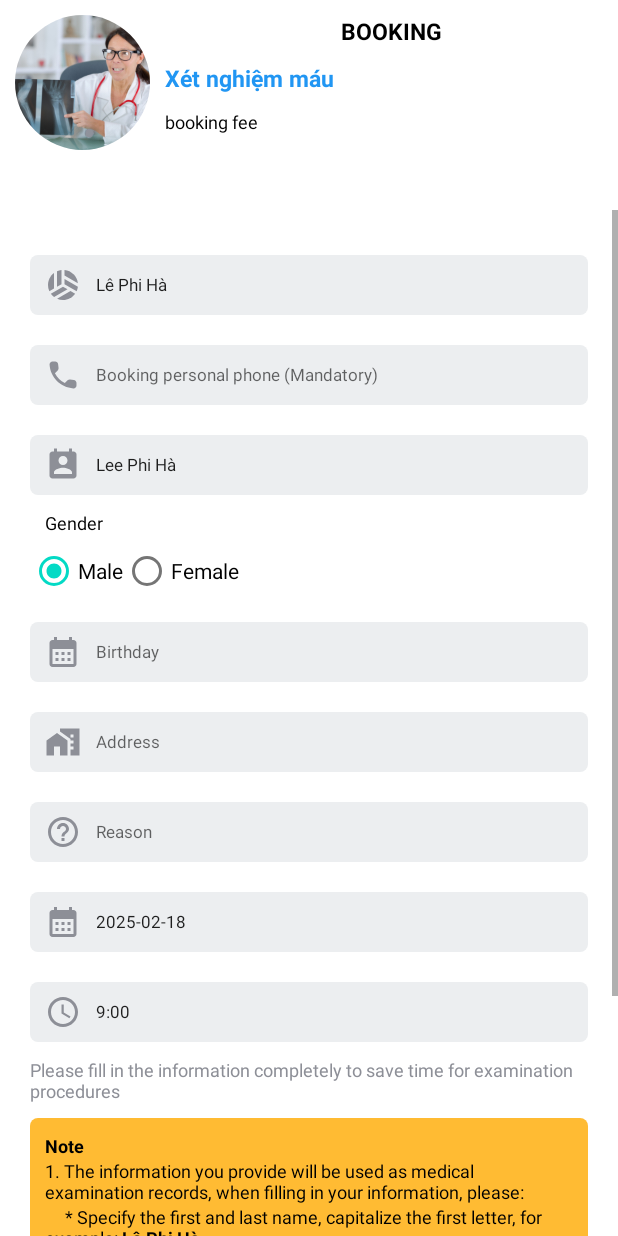
After one commit to lephiha/do_an_tot_nghiep, an Android app: the fragment BookingFragment1 shown on its own in the app's theme, on a phone screen of 412 x 824 dp. The commit adds this screen. Run offline under Robolectric (Android 15) with nearby library versions, the phone set to English and light mode, and no system bars; our stand-ins replace CircleImageView; 7 statements that could not run were skipped.

Commit message:
booking page

```diff
--- /dev/null
+++ b/app/src/main/java/com/lephiha/do_an/BookingPage/BookingFragment1.java
@@ -0,0 +1,119 @@
+package com.lephiha.do_an.BookingPage;
+
+import android.app.Activity;
+import android.content.Context;
+import android.os.Bundle;
+import android.view.LayoutInflater;
+import android.view.View;
+import android.view.ViewGroup;
+import android.widget.EditText;
+import android.widget.ImageView;
+import android.widget.RadioGroup;
+import android.widget.TextView;
+
+import androidx.annotation.NonNull;
+import androidx.annotation.Nullable;
+import androidx.appcompat.widget.AppCompatButton;
+import androidx.fragment.app.Fragment;
+
+import com.lephiha.do_an.Helper.Dialog;
+import com.lephiha.do_an.Helper.GlobaleVariable;
+import com.lephiha.do_an.Helper.LoadingScreen;
+import com.lephiha.do_an.Helper.Tooltip;
+import com.lephiha.do_an.Model.User;
+import com.lephiha.do_an.R;
+
+//fragment 1 -> 3 -> 2
+
+public class BookingFragment1 extends Fragment {
+    private final String TAG = "BookingFragment1";
+
+    private String serviceId; //neu serviceId = null thi nó sẽ bawng 1 vì api cần serviceId do ràng buộc dữ liệu trong db
+    private String doctorId; //doctorId = null thì nó sẽ bằng 0, vì k cần
+
+    private GlobaleVariable globaleVariable;
+    private LoadingScreen loadingScreen;
+
+    private Dialog dialog;
+
+    private ImageView imgServiceAvatar;
+    private TextView txtServiceName;
+
+    private Activity activity;
+    private Context context;
+    private AppCompatButton btnConfirm;
+
+    //form
+    private EditText txtBookingName;
+    private EditText txtBookingPhone;
+    private EditText txtPatientName;
+
+    private RadioGroup rdPatientRender;
+    private EditText txtPatientBirthday;
+    private EditText txtPatientAddress;
+    private EditText txtPatientReason;
+    private EditText txtAppointmentDate;
+    private EditText txtAppointmentTime;
+
+    @Nullable
+    @Override
+    public View onCreateView(@NonNull LayoutInflater inflater, @Nullable ViewGroup container, @Nullable Bundle savedInstanceState) {
+        //inflate the layout this fragment
+        View view = inflater.inflate(R.layout.fragment_booking1, container, false);
+
+        setupComponent(view);
+        setupViewModel();
+        setupEvent();
+        return view;
+    }
+
+    //set component
+
+    private void setupComponent(View view) {
+        //global variable
+        activity = requireActivity();
+        context = requireContext();
+
+        globaleVariable = (GlobaleVariable) activity.getApplication();
+        loadingScreen = new LoadingScreen(activity);
+        dialog = new Dialog(context);
+        User user = globaleVariable.getAuthUser();
+
+        Bundle bundle = getArguments();
+        assert bundle != null;
+        serviceId = bundle.getString("serviceId") != null ? bundle.getString("serviceId") : "";
+        doctorId = bundle.getString("doctorId") != null ? bundle.getString("doctorId") : "0";
+
+        System.out.println(TAG);
+        System.out.println("serviceId: " + serviceId);
+        System.out.println("doctorId: " + doctorId);
+
+        //Form
+        imgServiceAvatar = view.findViewById(R.id.imgServiceAvatar);
+        txtServiceName = view.findViewById(R.id.txtServiceName);
+        btnConfirm = view.findViewById(R.id.btnConfirm);
+
+        txtBookingName = view.findViewById(R.id.txtBookingName);
+        txtBookingPhone = view.findViewById(R.id.txtBookingPhone);
+        txtPatientName = view.findViewById(R.id.txtPatientName);
+
+        rdPatientRender = view.findViewById(R.id.rdPatientGender);
+
+        txtPatientBirthday = view.findViewById(R.id.txtPatientBirthday);
+        txtPatientAddress = view.findViewById(R.id.txtPatientAddress);
+        txtPatientReason = view.findViewById(R.id.txtPatientReason);
+
+        txtAppointmentDate = view.findViewById(R.id.txtAppointmentDate);
+        txtAppointmentTime = view.findViewById(R.id.txtAppointmentTime);
+
+        //setup form
+        txtBookingPhone.setText(user.getPhone());
+        txtPatientBirthday.setText(user.getAddress());
+        txtPatientAddress.setText(user.getAddress());
+        txtAppointmentDate.setText(Tooltip.getToday());
+        txtAppointmentTime.setText("9:00");
+    }
+
+    //setup View model
+
+}
--- /dev/null
+++ b/app/src/main/java/com/lephiha/do_an/BookingPage/BookingFragment2.java
@@ -0,0 +1,4 @@
+package com.lephiha.do_an.BookingPage;
+
+public class BookingFragment2 {
+}
--- /dev/null
+++ b/app/src/main/java/com/lephiha/do_an/BookingPage/BookingFragment3.java
@@ -0,0 +1,4 @@
+package com.lephiha.do_an.BookingPage;
+
+public class BookingFragment3 {
+}
--- a/app/src/main/java/com/lephiha/do_an/BookingPage/BookingPageActivity.java
+++ b/app/src/main/java/com/lephiha/do_an/BookingPage/BookingPageActivity.java
@@ -1,4 +1,68 @@
 package com.lephiha.do_an.BookingPage;
 
-public class BookingPageActivity {
+import android.os.Bundle;
+import android.widget.ImageButton;
+
+import androidx.annotation.Nullable;
+import androidx.appcompat.app.AppCompatActivity;
+import androidx.fragment.app.Fragment;
+import androidx.fragment.app.FragmentManager;
+import androidx.fragment.app.FragmentTransaction;
+
+import com.lephiha.do_an.R;
+
+public class BookingPageActivity extends AppCompatActivity {
+
+    private final String TAG = "Booking-page Activity";
+
+    private ImageButton btnBack;
+    private final FragmentManager manager = getSupportFragmentManager();
+
+    @Override
+    protected void onCreate(@Nullable Bundle savedInstanceState) {
+        super.onCreate(savedInstanceState);
+        setContentView(R.layout.acitivity_bookingpage);
+
+        setupBookingFragment1();
+        setupComponent();
+        setupEvent();
+    }
+
+    private void setupBookingFragment1() {
+        String fragmentTag = "BookingFrament1";
+        Fragment fragment = new BookingFragment1();
+
+        //step 1
+        FragmentTransaction transaction = manager.beginTransaction();
+
+        //step 2
+        String serviceId = getIntent().getStringExtra("serviceId");
+        String doctorId = getIntent().getStringExtra("doctorId");
+
+        //step3
+        Bundle bundle = new Bundle();
+        bundle.putString("serviceId", serviceId);
+        bundle.putString("doctorId", doctorId);
+        fragment.setArguments(bundle);
+
+        //4
+        transaction.replace(R.id.frameLayout, fragment, fragmentTag);
+        transaction.addToBackStack(null);
+        transaction.commit();
+    }
+
+    private void setupComponent() {
+        btnBack = findViewById(R.id.btnBack);
+    }
+
+    private void setupEvent() {
+        btnBack.setOnClickListener(view -> finish());
+    }
+
+    //override btn back of device
+    @Override
+    public void onBackPressed() {
+        super.onBackPressed();
+        finish();
+    }
 }
--- /dev/null
+++ b/app/src/main/java/com/lephiha/do_an/BookingPage/BookingViewModel.java
@@ -0,0 +1,12 @@
+package com.lephiha.do_an.BookingPage;
+
+import androidx.lifecycle.MutableLiveData;
+import androidx.lifecycle.ViewModel;
+
+import com.lephiha.do_an.Container.ServiceReadByID;
+
+public class BookingViewModel extends ViewModel {
+
+    private MutableLiveData<ServiceReadByID> serviceReadByIdResponse;
+
+}
--- a/app/src/main/java/com/lephiha/do_an/Repository/DoctorRepository.java
+++ b/app/src/main/java/com/lephiha/do_an/Repository/DoctorRepository.java
@@ -28,7 +28,7 @@ public class DoctorRepository {
         return animation;
     }
 
-    /** read al **/
+    /** read all **/
 
     //getter
     private final MutableLiveData<DoctorReadAll> readAllResponse = new MutableLiveData<>();
--- /dev/null
+++ b/app/src/main/res/drawable/ic_appointment_time.xml
@@ -0,0 +1,6 @@
+<vector android:height="24dp" android:tint="@color/colorTextSupport"
+    android:viewportHeight="24" android:viewportWidth="24"
+    android:width="24dp" xmlns:android="http://schemas.android.com/apk/res/android">
+    <path android:fillColor="@android:color/white" android:pathData="M11.99,2C6.47,2 2,6.48 2,12s4.47,10 9.99,10C17.52,22 22,17.52 22,12S17.52,2 11.99,2zM12,20c-4.42,0 -8,-3.58 -8,-8s3.58,-8 8,-8 8,3.58 8,8 -3.58,8 -8,8z"/>
+    <path android:fillColor="@android:color/white" android:pathData="M12.5,7H11v6l5.25,3.15 0.75,-1.23 -4.5,-2.67z"/>
+</vector>
--- /dev/null
+++ b/app/src/main/res/drawable/ic_patient_name.xml
@@ -0,0 +1,5 @@
+<vector android:height="24dp" android:tint="@color/colorTextSupport"
+    android:viewportHeight="24" android:viewportWidth="24"
+    android:width="24dp" xmlns:android="http://schemas.android.com/apk/res/android">
+    <path android:fillColor="@android:color/white" android:pathData="M19,3h-1L18,1h-2v2L8,3L8,1L6,1v2L5,3c-1.11,0 -2,0.9 -2,2v14c0,1.1 0.89,2 2,2h14c1.1,0 2,-0.9 2,-2L21,5c0,-1.1 -0.9,-2 -2,-2zM12,6c1.66,0 3,1.34 3,3s-1.34,3 -3,3 -3,-1.34 -3,-3 1.34,-3 3,-3zM18,18L6,18v-1c0,-2 4,-3.1 6,-3.1s6,1.1 6,3.1v1z"/>
+</vector>
--- /dev/null
+++ b/app/src/main/res/drawable/ic_patient_reason.xml
@@ -0,0 +1,5 @@
+<vector android:autoMirrored="true" android:height="24dp"
+    android:tint="@color/colorTextSupport" android:viewportHeight="24"
+    android:viewportWidth="24" android:width="24dp" xmlns:android="http://schemas.android.com/apk/res/android">
+    <path android:fillColor="@android:color/white" android:pathData="M11,18h2v-2h-2v2zM12,2C6.48,2 2,6.48 2,12s4.48,10 10,10 10,-4.48 10,-10S17.52,2 12,2zM12,20c-4.41,0 -8,-3.59 -8,-8s3.59,-8 8,-8 8,3.59 8,8 -3.59,8 -8,8zM12,6c-2.21,0 -4,1.79 -4,4h2c0,-1.1 0.9,-2 2,-2s2,0.9 2,2c0,2 -3,1.75 -3,5h2c0,-2.25 3,-2.5 3,-5 0,-2.21 -1.79,-4 -4,-4z"/>
+</vector>
--- /dev/null
+++ b/app/src/main/res/layout/fragment_booking1.xml
@@ -0,0 +1,287 @@
+<?xml version="1.0" encoding="utf-8"?>
+<LinearLayout xmlns:android="http://schemas.android.com/apk/res/android"
+    xmlns:tools="http://schemas.android.com/tools"
+    android:layout_width="match_parent"
+    android:layout_height="match_parent"
+    android:orientation="vertical"
+    tools:context=".BookingPage.BookingFragment1">
+
+    <!-- SERVICE INFO -->
+    <LinearLayout
+        android:orientation="horizontal"
+        android:layout_width="match_parent"
+        android:layout_height="140dp">
+
+        <de.hdodenhof.circleimageview.CircleImageView
+            android:layout_margin="10dp"
+            android:id="@+id/imgServiceAvatar"
+            android:src="@drawable/default_speciality"
+            android:layout_width="90dp"
+            android:layout_height="90dp"/>
+
+        <LinearLayout
+            android:paddingVertical="10dp"
+            android:orientation="vertical"
+            android:layout_width="match_parent"
+            android:layout_height="wrap_content">
+
+            <TextView
+                android:id="@+id/title"
+                android:layout_width="match_parent"
+                android:layout_height="wrap_content"
+                android:gravity="center_horizontal"
+                android:textAllCaps="true"
+                android:text="@string/booking"
+                android:textColor="@color/colorTextBlack"
+                android:textSize="15sp"
+                android:textStyle="bold" />
+
+            <TextView
+                android:paddingVertical="10dp"
+                android:id="@+id/txtServiceName"
+                android:layout_width="match_parent"
+                android:layout_height="wrap_content"
+                android:gravity="start"
+                android:text="@string/default_service_name"
+                android:textColor="@color/colorBlue"
+                android:textSize="15sp"
+                android:textStyle="bold" /><!--end TITLE -->
+
+            <TextView
+                android:textSize="12sp"
+                android:textColor="@color/colorTextBlack"
+                android:text="@string/free_booking_fee"
+                android:layout_width="match_parent"
+                android:layout_height="wrap_content"/>
+
+        </LinearLayout>
+
+    </LinearLayout>
+
+    <!-- BODY -->
+    <ScrollView
+        android:layout_width="match_parent"
+        android:layout_height="match_parent">
+        <LinearLayout
+            android:padding="20dp"
+            android:orientation="vertical"
+            android:layout_width="match_parent"
+            android:layout_height="wrap_content">
+
+            <!-- BOOKING NAME -->
+            <EditText
+                android:text="Lê Phi Hà"
+                android:id="@+id/txtBookingName"
+                android:layout_width="match_parent"
+                android:layout_height="40dp"
+                android:layout_marginVertical="10dp"
+                android:background="@drawable/input_style_booking"
+                android:drawableStart="@drawable/ic_all"
+                android:drawablePadding="10dp"
+                android:hint="@string/bookingName"
+                android:paddingHorizontal="10dp"
+                android:textSize="11sp" />
+
+            <!-- BOOKING PHONE -->
+            <EditText
+                android:id="@+id/txtBookingPhone"
+                android:layout_width="match_parent"
+                android:layout_height="40dp"
+                android:layout_marginVertical="10dp"
+                android:background="@drawable/input_style_booking"
+                android:drawableStart="@drawable/ic_phone"
+                android:drawablePadding="10dp"
+                android:hint="@string/bookingPhone"
+                android:paddingHorizontal="10dp"
+                android:textSize="11sp" />
+
+
+            <!-- PATIENT NAME -->
+            <EditText
+                android:text="Lee Phi Hà"
+                android:id="@+id/txtPatientName"
+                android:layout_width="match_parent"
+                android:layout_height="40dp"
+                android:layout_marginVertical="10dp"
+                android:background="@drawable/input_style_booking"
+                android:drawableStart="@drawable/ic_patient_name"
+                android:drawablePadding="10dp"
+                android:hint="@string/patientName"
+                android:paddingHorizontal="10dp"
+                android:textSize="11sp" />
+
+            <!-- PATIENT GENDER -->
+            <TextView
+                android:textSize="12sp"
+                android:textColor="@color/colorTextBlack"
+                android:text="@string/gender"
+                android:paddingHorizontal="10dp"
+                android:layout_width="match_parent"
+                android:layout_height="wrap_content" />
+            <RadioGroup
+                android:id="@+id/rdPatientGender"
+                android:orientation="horizontal"
+                android:layout_width="match_parent"
+                android:layout_height="wrap_content">
+
+                <RadioButton
+                    android:id="@+id/rdMale"
+                    android:checked="true"
+                    android:hint="@string/code_male"
+                    android:text="@string/male"
+                    android:layout_width="wrap_content"
+                    android:layout_height="wrap_content"/>
+
+                <RadioButton
+                    android:id="@+id/rdFemale"
+                    android:hint="@string/code_female"
+                    android:text="@string/female"
+                    android:layout_width="wrap_content"
+                    android:layout_height="wrap_content"/>
+
+            </RadioGroup><!-- end PATIENT GENDER -->
+
+            <!-- PATIENT BIRTHDAY -->
+            <EditText
+                android:id="@+id/txtPatientBirthday"
+                android:focusable="false"
+                android:layout_width="match_parent"
+                android:layout_height="40dp"
+                android:layout_marginVertical="10dp"
+                android:background="@drawable/input_style_booking"
+                android:drawableStart="@drawable/ic_patient_birthday"
+                android:drawablePadding="10dp"
+                android:hint="@string/patientBirthday"
+                android:paddingHorizontal="10dp"
+                android:textSize="11sp" />
+
+            <!-- PATIENT ADDRESS -->
+            <EditText
+                android:id="@+id/txtPatientAddress"
+                android:layout_width="match_parent"
+                android:layout_height="40dp"
+                android:layout_marginVertical="10dp"
+                android:background="@drawable/input_style_booking"
+                android:drawableStart="@drawable/ic_patient_address"
+                android:drawablePadding="10dp"
+                android:hint="@string/patientAddress"
+                android:paddingHorizontal="10dp"
+                android:textSize="11sp" />
+
+            <!-- PATIENT REASON -->
+            <EditText
+                android:id="@+id/txtPatientReason"
+                android:layout_width="match_parent"
+                android:layout_height="40dp"
+                android:layout_marginVertical="10dp"
+                android:background="@drawable/input_style_booking"
+                android:drawableStart="@drawable/ic_patient_reason"
+                android:drawablePadding="10dp"
+                android:hint="@string/patientReason"
+                android:paddingHorizontal="10dp"
+                android:textSize="11sp" />
+
+            <!-- APPOINTMENT DATE -->
+            <EditText
+                android:id="@+id/txtAppointmentDate"
+                android:focusable="false"
+                android:layout_width="match_parent"
+                android:layout_height="40dp"
+                android:layout_marginVertical="10dp"
+                android:background="@drawable/input_style_booking"
+                android:drawableStart="@drawable/ic_patient_birthday"
+                android:drawablePadding="10dp"
+                android:hint="@string/appointmentDate"
+                android:paddingHorizontal="10dp"
+                android:textSize="11sp" />
+
+            <!-- APPOINTMENT TIME -->
+            <EditText
+                android:id="@+id/txtAppointmentTime"
+                android:focusable="false"
+                android:layout_width="match_parent"
+                android:layout_height="40dp"
+                android:layout_marginVertical="10dp"
+                android:background="@drawable/input_style_booking"
+                android:drawableStart="@drawable/ic_appointment_time"
+                android:drawablePadding="10dp"
+                android:hint="@string/appointmentTime"
+                android:paddingHorizontal="10dp"
+                android:textSize="11sp" />
+
+            <TextView
+                android:textAlignment="textStart"
+                android:textSize="12sp"
+                android:textColor="@color/colorTextSupport"
+                android:text="@string/please_fulfill_mandatory_information"
+                android:layout_width="match_parent"
+                android:layout_height="wrap_content"/>
+
+            <!-- NOTE -->
+            <LinearLayout
+                android:layout_marginVertical="10dp"
+                android:orientation="vertical"
+                android:padding="10dp"
+                android:background="@drawable/background_booking_note"
+                android:layout_width="match_parent"
+                android:layout_height="wrap_content">
+
+                <TextView
+                    android:textSize="12sp"
+                    android:textColor="@color/black"
+                    android:text="@string/note"
+                    android:textStyle="bold"
+                    android:layout_width="match_parent"
+                    android:layout_height="wrap_content"/>
+
+                <TextView
+                    android:textSize="12sp"
+                    android:textColor="@color/black"
+                    android:text="@string/note_1"
+                    android:layout_width="match_parent"
+                    android:layout_height="wrap_content"/>
+
+                <TextView
+                    android:textSize="12sp"
+                    android:textColor="@color/black"
+                    android:text="@string/note_2"
+                    android:layout_width="match_parent"
+                    android:layout_height="wrap_content"/>
+
+                <TextView
+                    android:textSize="12sp"
+                    android:textColor="@color/black"
+                    android:text="@string/note_3"
+                    android:layout_width="match_parent"
+                    android:layout_height="wrap_content"/>
+
+                <TextView
+                    android:textSize="12sp"
+                    android:textColor="@color/black"
+                    android:text="@string/note_4"
+                    android:layout_width="match_parent"
+                    android:layout_height="wrap_content"/>
+
+            </LinearLayout>
+
+            <androidx.appcompat.widget.AppCompatButton
+                android:layout_marginVertical="10dp"
+                android:id="@+id/btnConfirm"
+                android:text="@string/confirm"
+                android:textSize="12sp"
+                android:textColor="@color/colorTextWhite"
+                android:textAllCaps="false"
+                android:background="@drawable/button_style_booking"
+                android:layout_width="match_parent"
+                android:layout_height="wrap_content"/>
+
+            <TextView
+                android:textSize="12sp"
+                android:textColor="@color/colorTextBlack"
+                android:text="@string/note_5"
+                android:layout_width="match_parent"
+                android:layout_height="wrap_content"/>
+        </LinearLayout>
+    </ScrollView><!-- end BODY -->
+
+</LinearLayout>
--- a/app/src/main/res/values/strings.xml
+++ b/app/src/main/res/values/strings.xml
@@ -103,7 +103,7 @@
 <string name="please_fulfill_mandatory_information">Please fill in the information completely to save time for examination procedures</string>
 <string name="note">Note</string>
 <string name="note_1">1. The information you provide will be used as medical examination records, when filling in your information, please:</string>
-<string name="note_2">\t* Specify the first and last name, capitalize the first letter, for example: <b>Nguyen Thanh Phong</b></string>
+<string name="note_2">\t* Specify the first and last name, capitalize the first letter, for example: <b>Lê Phi Hà</b></string>
 <string name="note_3">\t* Fill it out completely and correctly and please double check the information before pressing Confirm</string>
 <string name="note_4">2. Please follow the epidemic prevention regulations (wearing a mask, disinfecting, declaring the epidemiology) when visiting the clinic.</string>
 <string name="note_5">By confirming your booking, you fully agree to our Terms of Service.</string>
```
